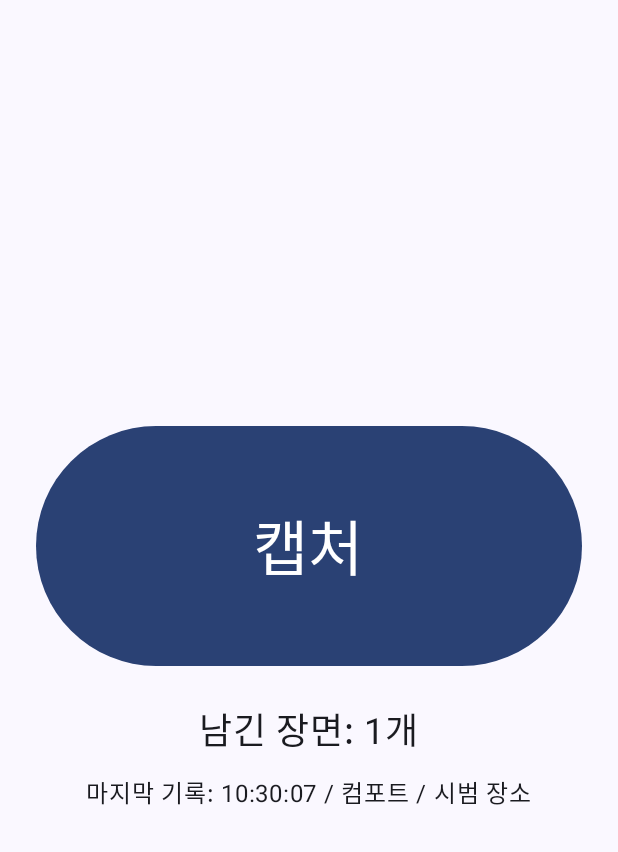
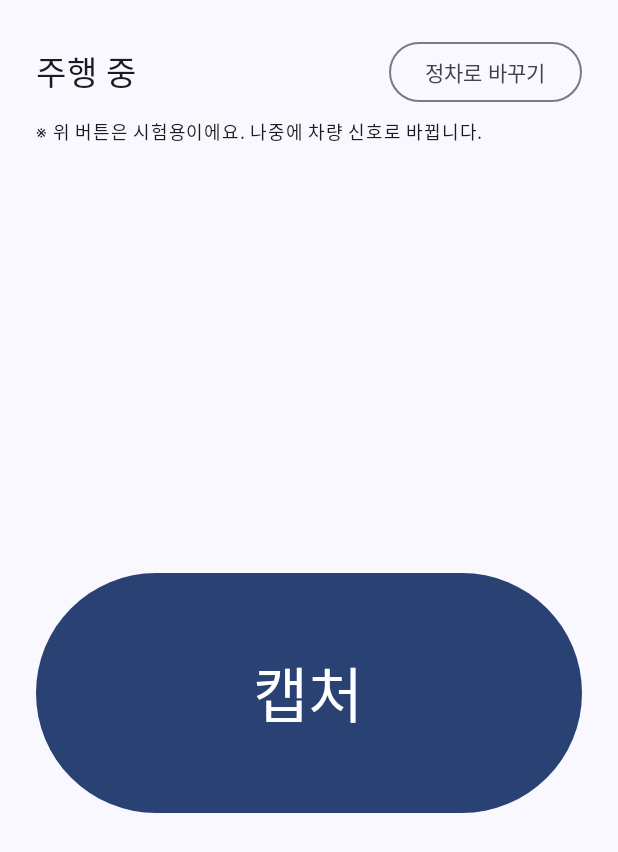
Before and after one commit to hankuk0727/driverecord-app, an Android app built with Jetpack Compose: the screen it shows after launch (MainActivity), after a tap on "캡처", on a phone screen of 412 x 824 dp. Shown: the top 852 px of the screen. Run offline under Robolectric (Android 15) with nearby library versions, the phone set to English and light mode, and no system bars.

Commit message:
Add parked screen with moment cards and delete

```diff
--- a/app/src/main/java/app/driverecord/MainActivity.kt
+++ b/app/src/main/java/app/driverecord/MainActivity.kt
@@ -1,21 +1,33 @@
 package app.driverecord
 
+import android.media.AudioManager
+import android.media.ToneGenerator
 import android.os.Bundle
 import androidx.activity.ComponentActivity
 import androidx.activity.compose.setContent
 import androidx.activity.enableEdgeToEdge
 import androidx.compose.foundation.layout.Arrangement
 import androidx.compose.foundation.layout.Column
+import androidx.compose.foundation.layout.Row
+import androidx.compose.foundation.layout.Spacer
 import androidx.compose.foundation.layout.fillMaxSize
 import androidx.compose.foundation.layout.fillMaxWidth
 import androidx.compose.foundation.layout.height
 import androidx.compose.foundation.layout.padding
+import androidx.compose.foundation.lazy.LazyColumn
+import androidx.compose.foundation.lazy.items
 import androidx.compose.material3.Button
+import androidx.compose.material3.Card
+import androidx.compose.material3.OutlinedButton
 import androidx.compose.material3.Scaffold
 import androidx.compose.material3.Text
 import androidx.compose.runtime.Composable
+import androidx.compose.runtime.DisposableEffect
+import androidx.compose.runtime.getValue
 import androidx.compose.runtime.mutableStateListOf
+import androidx.compose.runtime.mutableStateOf
 import androidx.compose.runtime.remember
+import androidx.compose.runtime.setValue
 import androidx.compose.ui.Alignment
 import androidx.compose.ui.Modifier
 import androidx.compose.ui.unit.dp
@@ -48,9 +60,40 @@ class MainActivity : ComponentActivity() {
 fun CaptureScreen(vehicle: VehicleDataSource, modifier: Modifier = Modifier) {
     val moments = remember { mutableStateListOf<DriveMoment>() }
     val timeFormat = remember { SimpleDateFormat("HH:mm:ss", Locale.KOREA) }
+    var isParked by remember { mutableStateOf(false) }
+    var nextId by remember { mutableStateOf(1) }
+    val tone = remember {
+        try {
+            ToneGenerator(AudioManager.STREAM_MUSIC, 80)
+        } catch (e: Exception) {
+            null
+        }
+    }
+    DisposableEffect(Unit) {
+        onDispose { tone?.release() }
+    }
 
+    Column(modifier = modifier.fillMaxSize().padding(24.dp)) {
+        Row(
+            modifier = Modifier.fillMaxWidth(),
+            horizontalArrangement = Arrangement.SpaceBetween,
+            verticalAlignment = Alignment.CenterVertically
+        ) {
+            Text(text = if (isParked) "정차 (P)" else "주행 중", fontSize = 22.sp)
+            OutlinedButton(onClick = { isParked = !isParked }) {
+                Text(text = if (isParked) "주행으로 바꾸기" else "정차로 바꾸기")
+            }
+        }
+        Text(
+            text = "※ 위 버튼은 시험용이에요. 나중에 차량 신호로 바뀝니다.",
+            fontSize = 12.sp,
+            modifier = Modifier.padding(top = 4.dp)
+        )
+        Spacer(modifier = Modifier.height(24.dp))
+
+        if (!isParked) {
             Column(
-        modifier = modifier.fillMaxSize().padding(24.dp),
+                modifier = Modifier.fillMaxSize(),
                 verticalArrangement = Arrangement.Center,
                 horizontalAlignment = Alignment.CenterHorizontally
             ) {
@@ -58,29 +101,54 @@ fun CaptureScreen(vehicle: VehicleDataSource, modifier: Modifier = Modifier) {
                     onClick = {
                         moments.add(
                             DriveMoment(
-                        id = moments.size + 1,
+                                id = nextId,
                                 timeText = timeFormat.format(Date()),
                                 driveMode = vehicle.currentDriveMode(),
                                 placeName = vehicle.currentPlaceName()
                             )
                         )
+                        nextId += 1
+                        tone?.startTone(ToneGenerator.TONE_PROP_BEEP, 150)
                     },
                     modifier = Modifier.fillMaxWidth().height(160.dp)
                 ) {
                     Text(text = "캡처", fontSize = 40.sp)
                 }
-        Text(
-            text = "남긴 장면: ${moments.size}개",
-            fontSize = 24.sp,
-            modifier = Modifier.padding(top = 24.dp)
-        )
-        val last = moments.lastOrNull()
-        if (last != null) {
-            Text(
-                text = "마지막 기록: ${last.timeText} / ${last.driveMode} / ${last.placeName}",
-                fontSize = 16.sp,
-                modifier = Modifier.padding(top = 12.dp)
+            }
+        } else {
+            Text(text = "오늘의 장면 ${moments.size}개", fontSize = 20.sp)
+            Spacer(modifier = Modifier.height(12.dp))
+            if (moments.isEmpty()) {
+                Text(text = "남긴 장면이 없어요. 주행으로 바꿔서 캡처해 보세요.", fontSize = 16.sp)
+            } else {
+                LazyColumn(verticalArrangement = Arrangement.spacedBy(12.dp)) {
+                    items(moments.reversed(), key = { it.id }) { moment ->
+                        MomentCard(
+                            moment = moment,
+                            onDelete = { moments.remove(moment) }
                         )
                     }
                 }
             }
+        }
+    }
+}
+
+@Composable
+fun MomentCard(moment: DriveMoment, onDelete: () -> Unit) {
+    Card(modifier = Modifier.fillMaxWidth()) {
+        Column(modifier = Modifier.padding(16.dp)) {
+            Text(text = "장면 ${moment.id}", fontSize = 20.sp)
+            Text(
+                text = "시각: ${moment.timeText}",
+                fontSize = 16.sp,
+                modifier = Modifier.padding(top = 4.dp)
+            )
+            Text(text = "주행 모드: ${moment.driveMode}", fontSize = 16.sp)
+            Text(text = "장소: ${moment.placeName}", fontSize = 16.sp)
+            OutlinedButton(onClick = onDelete, modifier = Modifier.padding(top = 8.dp)) {
+                Text(text = "삭제")
+            }
+        }
+    }
+}
```
Lines whose indentation alone changed are shown as unchanged.
